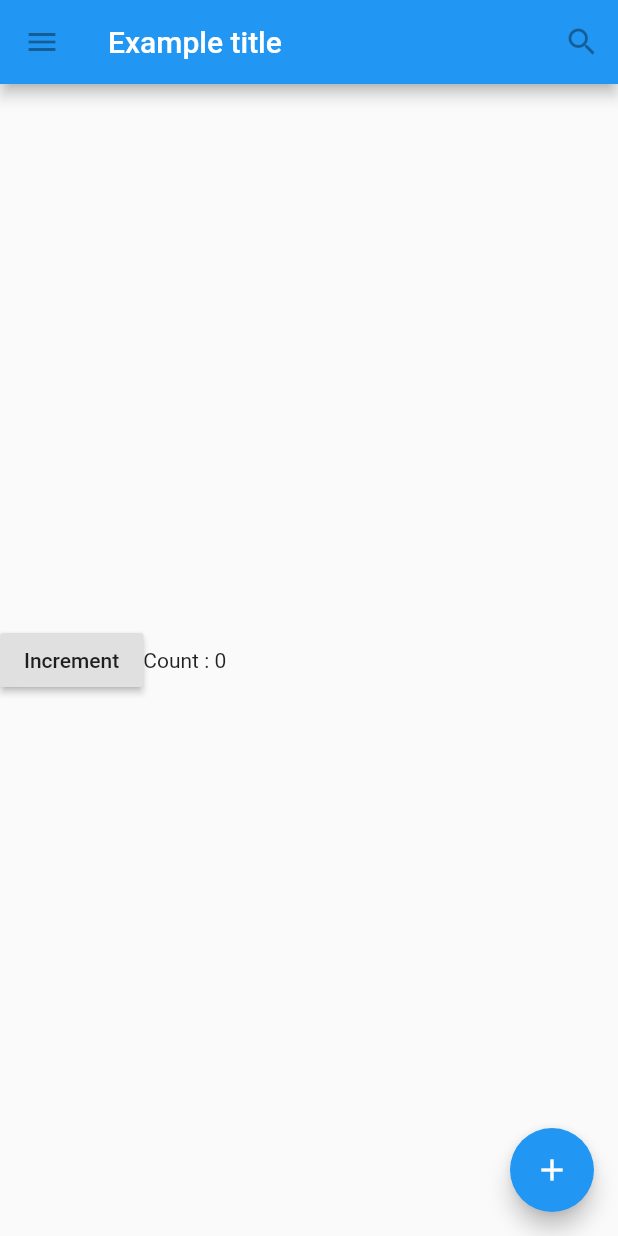
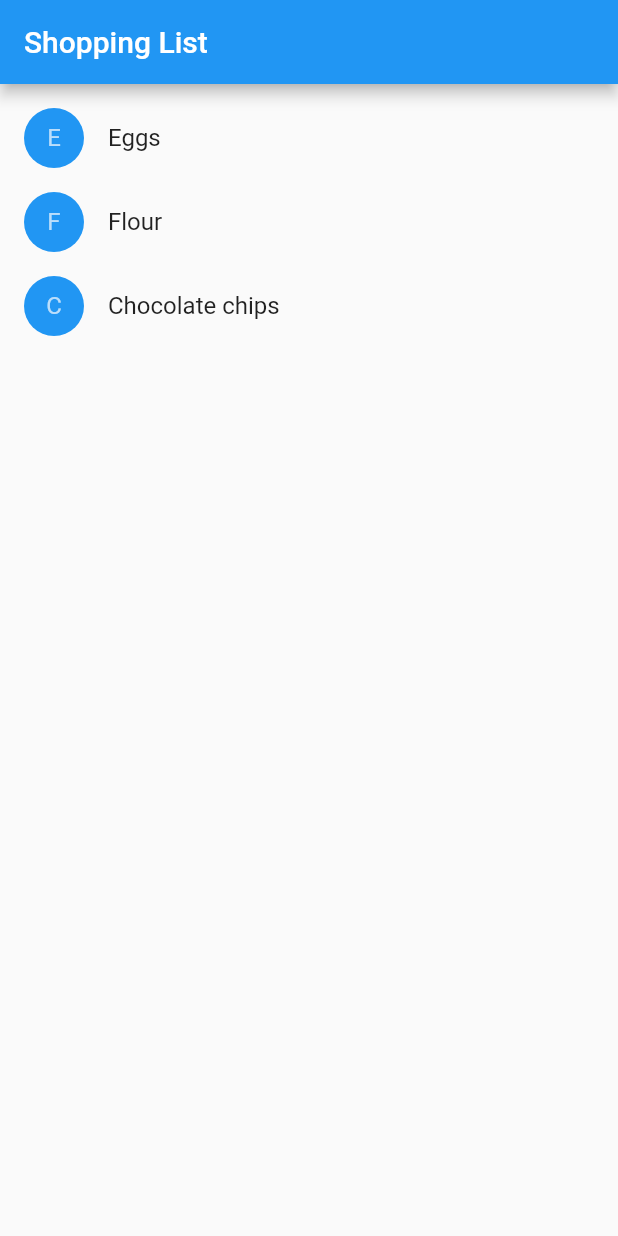
Before and after one commit to maobui/flutter_toturials, a Flutter app: the screen it shows after launch, on a phone screen of 412 x 824 dp. Run offline on Flutter 3.47's test engine with Material 2 defaults, Android fonts, the phone set to English and light mode, and no system bars.

Commit message:
- add shopping list.

```diff
--- a/lib/MyButton.dart
+++ b/lib/MyButton.dart
@@ -17,7 +17,7 @@ class MyButton extends StatelessWidget {
           color: Colors.lightGreen[500],
         ),
         child: Center(
-          child: Text('Engage'),s
+          child: Text('Engage'),
         ),
       ),
     );
--- /dev/null
+++ b/lib/Product.dart
@@ -0,0 +1,4 @@
+class Product {
+  const Product({this.name});
+  final String name;
+}
--- /dev/null
+++ b/lib/ShoppingList.dart
@@ -0,0 +1,47 @@
+import 'package:flutter/material.dart';
+import 'package:flutter_toturials/Product.dart';
+
+import 'ShoppingListItem.dart';
+
+class ShoppingList extends StatefulWidget {
+  ShoppingList({Key key, this.products}) : super(key: key);
+
+  final List<Product> products;
+
+  @override
+  State<StatefulWidget> createState() => _ShoppingListState();
+}
+
+class _ShoppingListState extends State<ShoppingList> {
+  Set<Product> _shoppingCart = Set<Product>();
+
+  void _handleCartChanged(Product product, bool inCart) {
+    setState(() {
+      if (!inCart) {
+        _shoppingCart.add(product);
+      } else {
+        _shoppingCart.remove(product);
+      }
+    });
+  }
+
+  @override
+  Widget build(BuildContext context) {
+    // TODO: implement build
+    return Scaffold(
+      appBar: AppBar(
+        title: Text('Shopping List'),
+      ),
+      body: ListView(
+        padding: EdgeInsets.symmetric(vertical: 8.0),
+        children: widget.products.map((Product product) {
+          return ShoppingListItem(
+            product: product,
+            inCart: _shoppingCart.contains(product),
+            onCartChanged: _handleCartChanged,
+          );
+        }).toList(),
+      ),
+    );
+  }
+}
--- /dev/null
+++ b/lib/ShoppingListItem.dart
@@ -0,0 +1,43 @@
+import 'package:flutter/material.dart';
+import 'package:flutter_toturials/Product.dart';
+
+typedef void CartChangedCallback(Product product, bool inCart);
+
+class ShoppingListItem extends StatelessWidget {
+  ShoppingListItem({Product product, this.inCart, this.onCartChanged})
+      : product = product,
+        super(key: ObjectKey(product));
+
+  final Product product;
+  final bool inCart;
+  final CartChangedCallback onCartChanged;
+
+  Color _getColor(BuildContext context) {
+    return inCart ? Colors.black54 : Theme.of(context).primaryColor;
+  }
+
+  TextStyle _getTextStyle(BuildContext context) {
+    if (!inCart) return null;
+
+    return TextStyle(
+      color: Colors.black54,
+      decoration: TextDecoration.lineThrough,
+    );
+  }
+
+  @override
+  Widget build(BuildContext context) {
+    // TODO: implement build
+    return ListTile(
+      onTap: () {
+        onCartChanged(product, inCart);
+      },
+      leading: CircleAvatar(
+        backgroundColor: _getColor(context),
+        child: Text(product.name[0]),
+      ),
+      title: Text(product.name, style: _getTextStyle(context)),
+    );
+    ;
+  }
+}
--- a/lib/main.dart
+++ b/lib/main.dart
@@ -1,7 +1,15 @@
 import 'package:flutter/material.dart';
-import 'package:flutter_toturials/TutorialHome.dart';
+import 'package:flutter_toturials/Product.dart';
+import 'package:flutter_toturials/ShoppingList.dart';
 
 void main() => runApp(MaterialApp(
-  title: 'Flutter tutorial', // used by the OS task switcher
-  home: TutorialHome(),
-));
+  title: 'Shopping App',
+  home: ShoppingList(
+    products: <Product>[
+      Product(name: 'Eggs'),
+      Product(name: 'Flour'),
+      Product(name: 'Chocolate chips'),
+    ],
+  ),
+)
+);
```
